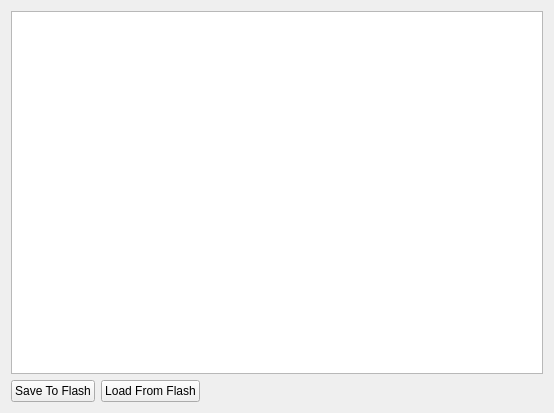
fredcooke/emstudio, file src/tableview3d.ui: the form before one commit.
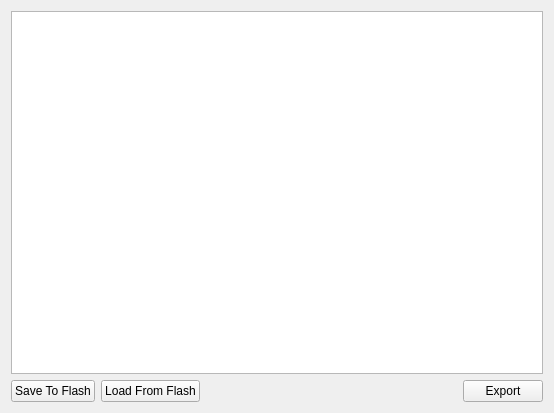
The form after the commit.

Commit message: Export 3D tables implemented, due to a limitation in QJson it is not complete

Patch:
```diff
--- a/src/tableview3d.ui
+++ b/src/tableview3d.ui
@@ -46,6 +46,13 @@
        </property>
       </spacer>
      </item>
+     <item>
+      <widget class="QPushButton" name="exportPushButton">
+       <property name="text">
+        <string>Export</string>
+       </property>
+      </widget>
+     </item>
     </layout>
    </item>
   </layout>
```
The commit also changes 2 other files.
